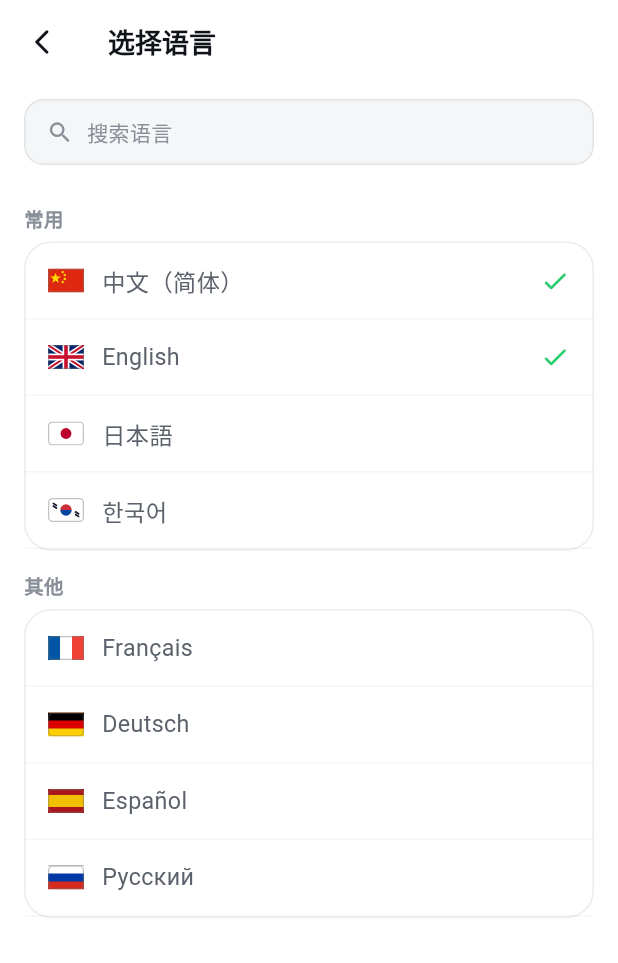
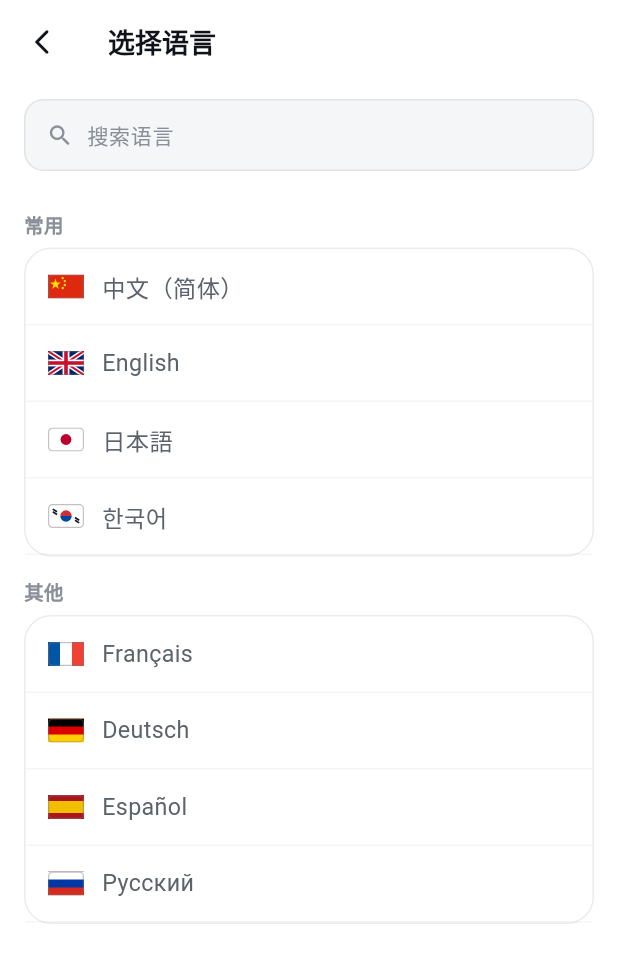
Before and after one commit to programmerguohuajing/manggo-pro-client, a Flutter app: the LanguageSelectScreen screen opened directly, on a phone screen of 412 x 824 dp. Shown: the top 963 px of the screen. Run offline on Flutter 3.47's test engine with Material 3 defaults, Android fonts, the phone set to English and light mode, and no system bars; our stand-ins replace flutter_svg; Roboto replaces fonts that are missing (PingFang SC).

Commit message:
fix(mobile): 语言选择页的搜索框改成真能过滤的输入框
- 原先「搜索语言」是静态 Row，无输入框无点击响应，点了没反应
- 改为 TextField + 实时按名称/语言码过滤，带清空按钮与空态
- Language 增加 all 全量列表；选中态由传入的 current 决定，
  不再写死 zh/en 打勾

```diff
--- a/mobile/lib/models/language.dart
+++ b/mobile/lib/models/language.dart
@@ -16,4 +16,7 @@ class Language {
 
   static const List<Language> common = [zh, en, ja, ko];
   static const List<Language> others = [fr, de, es, ru];
+
+  /// 全量列表，供搜索与过滤使用
+  static const List<Language> all = [...common, ...others];
 }
--- a/mobile/lib/screens/language_select_screen.dart
+++ b/mobile/lib/screens/language_select_screen.dart
@@ -3,10 +3,41 @@ import 'package:manggo_pro/app_theme.dart';
 import 'package:manggo_pro/models/language.dart';
 import 'package:manggo_pro/widgets/flag.dart';
 
-class LanguageSelectScreen extends StatelessWidget {
-  const LanguageSelectScreen({super.key});
+/// 语言选择页。
+///
+/// 之前的「搜索语言」只是一个静态 Row，既没有输入框也没有点击响应——
+/// 点了没反应，等于死控件。这里换成真正的 TextField，实时按名称/语言码过滤。
+class LanguageSelectScreen extends StatefulWidget {
+  /// 当前已选语言码，用于打勾
+  final String? current;
 
-  Widget _row(BuildContext context, Language lang, {bool checked = false}) {
+  const LanguageSelectScreen({super.key, this.current});
+
+  @override
+  State<LanguageSelectScreen> createState() => _LanguageSelectScreenState();
+}
+
+class _LanguageSelectScreenState extends State<LanguageSelectScreen> {
+  final _controller = TextEditingController();
+  String _query = '';
+
+  @override
+  void dispose() {
+    _controller.dispose();
+    super.dispose();
+  }
+
+  List<Language> _filter(List<Language> source) {
+    final q = _query.trim().toLowerCase();
+    if (q.isEmpty) return source;
+    return source
+        .where((l) =>
+            l.name.toLowerCase().contains(q) ||
+            l.code.toLowerCase().contains(q))
+        .toList();
+  }
+
+  Widget _row(BuildContext context, Language lang) {
     final isDark = Theme.of(context).brightness == Brightness.dark;
     return InkWell(
       onTap: () => Navigator.of(context).pop(lang),
@@ -25,7 +56,7 @@ class LanguageSelectScreen extends StatelessWidget {
             const SizedBox(width: 12),
             Expanded(
                 child: Text(lang.name, style: const TextStyle(fontSize: 15.5))),
-            if (checked)
+            if (lang.code == widget.current)
               const Icon(Icons.check_rounded, color: Manggo.primary, size: 20),
           ],
         ),
@@ -42,9 +73,22 @@ class LanguageSelectScreen extends StatelessWidget {
                 color: Color(0xFF8A9099))),
       );
 
+  Widget _group(BuildContext context, List<Language> items) => Container(
+        margin: const EdgeInsets.symmetric(horizontal: 16),
+        decoration: BoxDecoration(
+          color: Theme.of(context).cardColor,
+          border: Border.all(color: Theme.of(context).dividerColor),
+          borderRadius: BorderRadius.circular(Manggo.radiusMd),
+        ),
+        child: Column(children: items.map((l) => _row(context, l)).toList()),
+      );
+
   @override
   Widget build(BuildContext context) {
     final isDark = Theme.of(context).brightness == Brightness.dark;
+    final common = _filter(Language.common);
+    final others = _filter(Language.others);
+    final none = common.isEmpty && others.isEmpty;
     return Scaffold(
       appBar: AppBar(
         leading: IconButton(
@@ -59,7 +103,7 @@ class LanguageSelectScreen extends StatelessWidget {
           Padding(
             padding: const EdgeInsets.fromLTRB(16, 10, 16, 12),
             child: Container(
-              padding: const EdgeInsets.symmetric(horizontal: 14, vertical: 11),
+              padding: const EdgeInsets.symmetric(horizontal: 14),
               decoration: BoxDecoration(
                 color:
                     isDark ? const Color(0xFF262A2F) : const Color(0xFFF4F6F7),
@@ -69,56 +113,59 @@ class LanguageSelectScreen extends StatelessWidget {
                         : const Color(0x14000000)),
                 borderRadius: BorderRadius.circular(13),
               ),
-              child: const Row(
+              child: Row(
                 children: [
-                  Icon(Icons.search, size: 18, color: Color(0xFF8A9099)),
-                  SizedBox(width: 9),
-                  Text('搜索语言',
-                      style: TextStyle(color: Color(0xFF8A9099), fontSize: 14)),
+                  const Icon(Icons.search, size: 18, color: Color(0xFF8A9099)),
+                  const SizedBox(width: 9),
+                  Expanded(
+                    child: TextField(
+                      controller: _controller,
+                      textInputAction: TextInputAction.search,
+                      onChanged: (v) => setState(() => _query = v),
+                      style: const TextStyle(fontSize: 14),
+                      decoration: const InputDecoration(
+                        hintText: '搜索语言',
+                        hintStyle:
+                            TextStyle(color: Color(0xFF8A9099), fontSize: 14),
+                        isDense: true,
+                        border: InputBorder.none,
+                        contentPadding: EdgeInsets.symmetric(vertical: 12),
+                      ),
+                    ),
+                  ),
+                  if (_query.isNotEmpty)
+                    GestureDetector(
+                      onTap: () {
+                        _controller.clear();
+                        setState(() => _query = '');
+                      },
+                      child: const Icon(Icons.cancel,
+                          size: 17, color: Color(0xFF8A9099)),
+                    ),
                 ],
               ),
             ),
           ),
           Expanded(
-            child: ListView(
-              children: [
-                _section('常用'),
-                Container(
-                  margin: const EdgeInsets.symmetric(horizontal: 16),
-                  decoration: BoxDecoration(
-                    color: Theme.of(context).cardColor,
-                    border: Border.all(color: Theme.of(context).dividerColor),
-                    borderRadius: BorderRadius.circular(Manggo.radiusMd),
-                  ),
-                  child: Column(
+            child: none
+                ? const Center(
+                    child: Text('没有匹配的语言',
+                        style:
+                            TextStyle(color: Color(0xFF8A9099), fontSize: 13)),
+                  )
+                : ListView(
                     children: [
-                      _row(context, Language.zh, checked: true),
-                      _row(context, Language.en, checked: true),
-                      _row(context, Language.ja),
-                      _row(context, Language.ko),
+                      if (common.isNotEmpty) ...[
+                        _section('常用'),
+                        _group(context, common),
+                      ],
+                      if (others.isNotEmpty) ...[
+                        _section('其他'),
+                        _group(context, others),
+                      ],
+                      const SizedBox(height: 16),
                     ],
                   ),
-                ),
-                _section('其他'),
-                Container(
-                  margin: const EdgeInsets.symmetric(horizontal: 16),
-                  decoration: BoxDecoration(
-                    color: Theme.of(context).cardColor,
-                    border: Border.all(color: Theme.of(context).dividerColor),
-                    borderRadius: BorderRadius.circular(Manggo.radiusMd),
-                  ),
-                  child: Column(
-                    children: [
-                      _row(context, Language.fr),
-                      _row(context, Language.de),
-                      _row(context, Language.es),
-                      _row(context, Language.ru),
-                    ],
-                  ),
-                ),
-                const SizedBox(height: 16),
-              ],
-            ),
           ),
         ],
       ),
--- a/mobile/lib/screens/translate_screen.dart
+++ b/mobile/lib/screens/translate_screen.dart
@@ -97,7 +97,10 @@ class _TranslateScreenState extends State<TranslateScreen> {
 
   void _pick(bool isSource) async {
     final chosen = await Navigator.of(context).push<Language>(
-      MaterialPageRoute(builder: (_) => const LanguageSelectScreen()),
+      MaterialPageRoute(
+        builder: (_) =>
+            LanguageSelectScreen(current: isSource ? _src.code : _dst.code),
+      ),
     );
     if (chosen != null) {
       setState(() => isSource ? _src = chosen : _dst = chosen);
```
